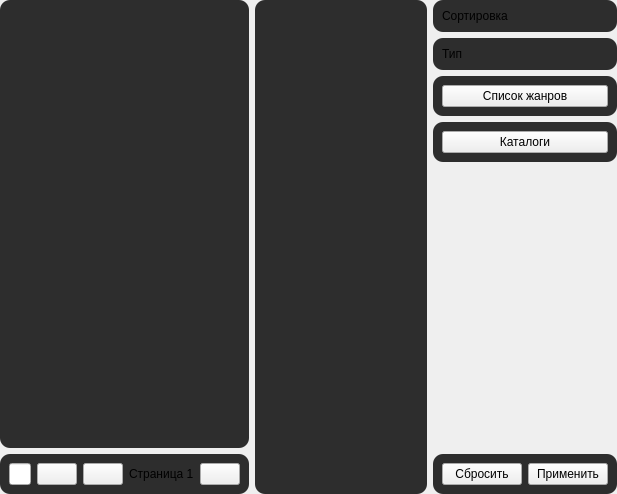
This is data/ui/facial.ui in brandonzorn/Nlight as Qt 5 draws it before an edit. The edited form follows.
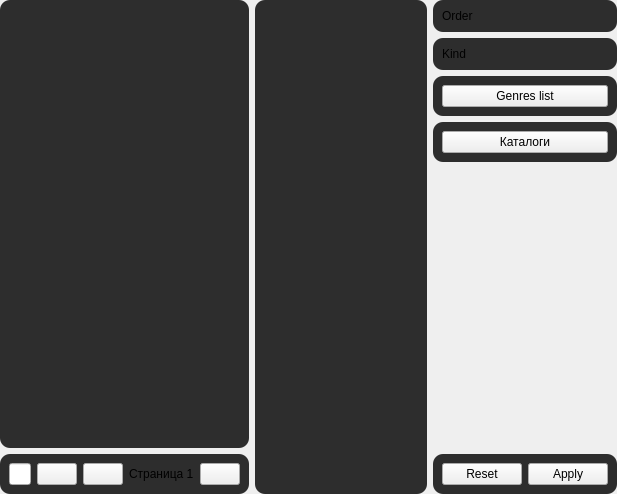
This is the edited form. Icons and pictures are not drawn.

Commit message: added russian and english translations fixed parsers data errors removed kinds from genres

What changed in the file:
```diff
--- a/data/ui/facial.ui
+++ b/data/ui/facial.ui
@@ -211,7 +211,7 @@
         <item>
          <widget class="QLabel" name="label">
           <property name="text">
-           <string>Сортировка</string>
+           <string>Order</string>
           </property>
          </widget>
         </item>
@@ -238,7 +238,7 @@
         <item>
          <widget class="QLabel" name="label_2">
           <property name="text">
-           <string>Тип</string>
+           <string>Kind</string>
           </property>
          </widget>
         </item>
@@ -263,7 +263,7 @@
            <cursorShape>PointingHandCursor</cursorShape>
           </property>
           <property name="text">
-           <string>Список жанров</string>
+           <string>Genres list</string>
           </property>
          </widget>
         </item>
@@ -320,7 +320,7 @@
            <cursorShape>PointingHandCursor</cursorShape>
           </property>
           <property name="text">
-           <string>Сбросить</string>
+           <string>Reset</string>
           </property>
          </widget>
         </item>
@@ -330,7 +330,7 @@
            <cursorShape>PointingHandCursor</cursorShape>
           </property>
           <property name="text">
-           <string>Применить</string>
+           <string>Apply</string>
           </property>
          </widget>
         </item>
```
Left out of the diff: 3 changed lines with no effect on the pictures. The commit also changes 23 other files.
